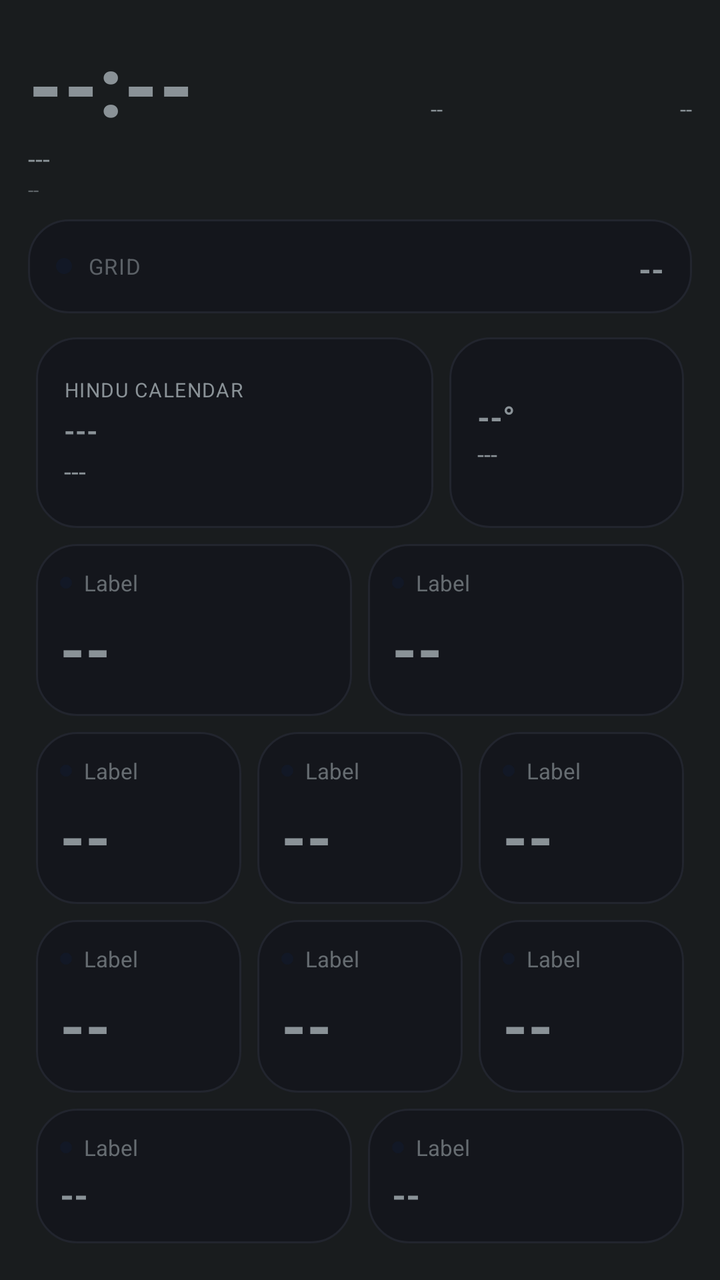
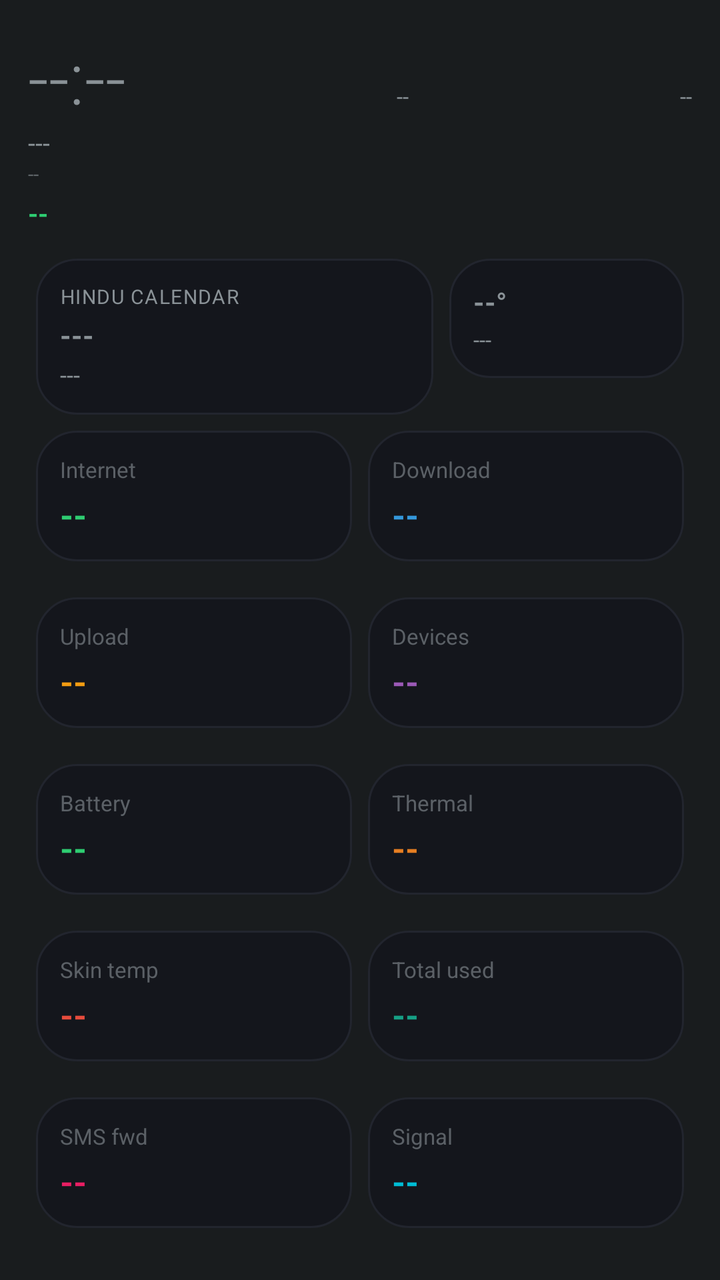

An Android layout rendered at two revisions. The XML below is the earlier revision; the diff shows what the commit changed to produce the second picture.
<!-- AndroidManifest.xml: application theme android:Theme.DeviceDefault.NoActionBar -->
<!-- res/layout/aod_layout_oneplus_grid.xml -->
<?xml version="1.0" encoding="utf-8"?>
<LinearLayout xmlns:android="http://schemas.android.com/apk/res/android"
    android:id="@+id/bg_root"
    android:layout_width="match_parent"
    android:layout_height="match_parent"
    android:orientation="vertical"
    android:padding="14dp">

    <LinearLayout
        android:layout_width="match_parent"
        android:layout_height="wrap_content"
        android:orientation="horizontal">

        <TextView
            android:id="@+id/clock"
            android:layout_width="wrap_content"
            android:layout_height="wrap_content"
            android:textSize="42sp"
            android:textStyle="bold"
            android:fontFamily="sans-serif-medium"
            android:text="--:--" />

        <TextView
            android:id="@+id/net_type_badge"
            android:layout_width="0dp"
            android:layout_height="wrap_content"
            android:layout_weight="1"
            android:layout_gravity="top"
            android:gravity="end"
            android:textSize="11sp"
            android:text="--" />

        <TextView
            android:id="@+id/akd_badge"
            android:layout_width="0dp"
            android:layout_height="wrap_content"
            android:layout_weight="1"
            android:layout_gravity="top"
            android:gravity="end"
            android:textSize="11sp"
            android:text="--" />
    </LinearLayout>

    <TextView
        android:id="@+id/date"
        android:layout_width="wrap_content"
        android:layout_height="wrap_content"
        android:textSize="13sp"
        android:text="---" />

    <TextView
        android:id="@+id/perf_badge"
        android:layout_width="wrap_content"
        android:layout_height="wrap_content"
        android:textSize="10sp"
        android:alpha="0.6"
        android:text="--" />

    <TextView
        android:id="@+id/muhurat_badge"
        android:layout_width="wrap_content"
        android:layout_height="wrap_content"
        android:textSize="11sp"
        android:textStyle="bold"
        android:visibility="gone"
        android:text="--" />

    <LinearLayout
        android:layout_width="match_parent"
        android:layout_height="wrap_content"
        android:background="@drawable/bg_card"
        android:orientation="horizontal"
        android:gravity="center_vertical"
        android:layout_marginTop="8dp"
        android:padding="14dp">

        <View
            android:layout_width="8dp"
            android:layout_height="8dp"
            android:layout_marginEnd="8dp"
            android:background="@drawable/aod_circle_bg" />

        <TextView
            android:layout_width="wrap_content"
            android:layout_height="wrap_content"
            android:textSize="11sp"
            android:textAllCaps="true"
            android:alpha="0.6"
            android:letterSpacing="0.05"
            android:text="Grid" />

        <TextView
            android:id="@+id/health_badge"
            android:layout_width="0dp"
            android:layout_height="wrap_content"
            android:layout_weight="1"
            android:layout_marginStart="10dp"
            android:gravity="end"
            android:textAllCaps="true"
            android:textStyle="bold"
            android:maxLines="1"
            android:autoSizeTextType="uniform"
            android:autoSizeMinTextSize="16sp"
            android:autoSizeMaxTextSize="34sp"
            android:text="--" />
    </LinearLayout>

    <LinearLayout
        android:layout_width="match_parent"
        android:layout_height="0dp"
        android:layout_weight="1.1"
        android:orientation="horizontal"
        android:layout_marginTop="8dp">

        <LinearLayout
            android:id="@+id/panchang_card"
            android:layout_width="0dp"
            android:layout_height="match_parent"
            android:layout_weight="1.7"
            android:layout_margin="4dp"
            android:background="@drawable/bg_card"
            android:orientation="vertical"
            android:gravity="center_vertical"
            android:padding="14dp">

            <TextView
                android:id="@+id/panchang_header"
                android:layout_width="wrap_content"
                android:layout_height="wrap_content"
                android:textSize="10sp"
                android:textAllCaps="true"
                android:letterSpacing="0.05"
                android:text="Hindu calendar" />

            <TextView
                android:id="@+id/panchang_tithi"
                android:layout_width="match_parent"
                android:layout_height="wrap_content"
                android:layout_marginTop="4dp"
                android:textStyle="bold"
                android:maxLines="1"
                android:autoSizeTextType="uniform"
                android:autoSizeMinTextSize="14sp"
                android:autoSizeMaxTextSize="22sp"
                android:text="---" />

            <TextView
                android:id="@+id/panchang_nakshatra"
                android:layout_width="match_parent"
                android:layout_height="wrap_content"
                android:layout_marginTop="2dp"
                android:textSize="13sp"
                android:maxLines="1"
                android:ellipsize="end"
                android:text="---" />
        </LinearLayout>

        <LinearLayout
            android:id="@+id/weather_card"
            android:layout_width="0dp"
            android:layout_height="match_parent"
            android:layout_weight="1"
            android:layout_margin="4dp"
            android:background="@drawable/bg_card"
            android:orientation="vertical"
            android:gravity="center_vertical"
            android:padding="14dp">

            <TextView
                android:id="@+id/weather_temp"
                android:layout_width="match_parent"
                android:layout_height="wrap_content"
                android:textStyle="bold"
                android:maxLines="1"
                android:autoSizeTextType="uniform"
                android:autoSizeMinTextSize="16sp"
                android:autoSizeMaxTextSize="28sp"
                android:text="--°" />

            <TextView
                android:id="@+id/weather_condition"
                android:layout_width="match_parent"
                android:layout_height="wrap_content"
                android:layout_marginTop="2dp"
                android:textSize="12sp"
                android:maxLines="2"
                android:text="---" />
        </LinearLayout>
    </LinearLayout>

    <LinearLayout
        android:layout_width="match_parent"
        android:layout_height="0dp"
        android:layout_weight="1"
        android:orientation="horizontal">
        <include layout="@layout/aod_card_bold" android:id="@+id/row0" />
        <include layout="@layout/aod_card_bold" android:id="@+id/row4" />
    </LinearLayout>

    <LinearLayout
        android:layout_width="match_parent"
        android:layout_height="0dp"
        android:layout_weight="1"
        android:orientation="horizontal">
        <include layout="@layout/aod_card_bold" android:id="@+id/row2" />
        <include layout="@layout/aod_card_bold" android:id="@+id/row9" />
        <include layout="@layout/aod_card_bold" android:id="@+id/row8" />
    </LinearLayout>

    <LinearLayout
        android:layout_width="match_parent"
        android:layout_height="0dp"
        android:layout_weight="1"
        android:orientation="horizontal">
        <include layout="@layout/aod_card_bold" android:id="@+id/row1" />
        <include layout="@layout/aod_card_bold" android:id="@+id/row5" />
        <include layout="@layout/aod_card_bold" android:id="@+id/row6" />
    </LinearLayout>

    <LinearLayout
        android:layout_width="match_parent"
        android:layout_height="0dp"
        android:layout_weight="0.8"
        android:orientation="horizontal">
        <include layout="@layout/aod_card_bold" android:id="@+id/row3"
            android:layout_width="0dp" android:layout_weight="2.2" />
        <include layout="@layout/aod_card_bold" android:id="@+id/row7" />
    </LinearLayout>

</LinearLayout>
<!-- res/layout/aod_card_bold.xml (included above) -->
<?xml version="1.0" encoding="utf-8"?>
<LinearLayout xmlns:android="http://schemas.android.com/apk/res/android"
    android:layout_width="0dp"
    android:layout_height="match_parent"
    android:layout_weight="1"
    android:layout_margin="4dp"
    android:background="@drawable/bg_card"
    android:orientation="vertical"
    android:gravity="center_vertical"
    android:padding="12dp">

    <LinearLayout
        android:layout_width="wrap_content"
        android:layout_height="wrap_content"
        android:orientation="horizontal"
        android:gravity="center_vertical">

        <View
            android:id="@+id/accent_dot"
            android:layout_width="6dp"
            android:layout_height="6dp"
            android:layout_marginEnd="6dp"
            android:background="@drawable/aod_circle_bg" />

        <TextView
            android:id="@+id/stat_label"
            android:layout_width="wrap_content"
            android:layout_height="wrap_content"
            android:textSize="11sp"
            android:alpha="0.7"
            android:text="Label" />
    </LinearLayout>

    <TextView
        android:id="@+id/stat_value"
        android:layout_width="match_parent"
        android:layout_height="0dp"
        android:layout_weight="1"
        android:layout_marginTop="4dp"
        android:gravity="center_vertical"
        android:textStyle="bold"
        android:maxLines="1"
        android:autoSizeTextType="uniform"
        android:autoSizeMinTextSize="14sp"
        android:autoSizeMaxTextSize="70sp"
        android:autoSizeStepGranularity="1sp"
        android:text="--" />

</LinearLayout>
<!-- resources referenced by this layout -->
<resources>
  <!-- drawable aod_circle_bg (drawable) -->
  <?xml version="1.0" encoding="utf-8"?>
  <shape xmlns:android="http://schemas.android.com/apk/res/android"
      android:shape="oval">
      <solid android:color="#121826" />
  </shape>
  <!-- drawable bg_card (drawable) -->
  <?xml version="1.0" encoding="utf-8"?>
  <shape xmlns:android="http://schemas.android.com/apk/res/android">
      <solid android:color="#14161C" />
      <corners android:radius="20dp" />
      <stroke android:width="1dp" android:color="#22252E" />
  </shape>
</resources>

<!-- the commit's change to res/layout/aod_layout_oneplus_grid.xml (unified diff, before → after) -->
@@ -10,271 +10,91 @@
         android:layout_width="match_parent"
         android:layout_height="wrap_content"
         android:orientation="horizontal">
+        <TextView android:id="@+id/clock" android:layout_width="wrap_content" android:layout_height="wrap_content"
+            android:textSize="36sp" android:fontFamily="sans-serif-light" android:text="--:--" />
+        <TextView android:id="@+id/net_type_badge" android:layout_width="0dp" android:layout_height="wrap_content" android:layout_weight="1"
+            android:layout_gravity="top" android:gravity="end" android:textSize="11sp" android:text="--" />
+        <TextView android:id="@+id/akd_badge" android:layout_width="0dp" android:layout_height="wrap_content" android:layout_weight="1"
+            android:layout_gravity="top" android:gravity="end" android:textSize="11sp" android:text="--" />
+    </LinearLayout>
+    <TextView android:id="@+id/date" android:layout_width="wrap_content" android:layout_height="wrap_content" android:textSize="13sp" android:text="---" />
+    <TextView android:id="@+id/perf_badge" android:layout_width="wrap_content" android:layout_height="wrap_content" android:textSize="10sp" android:alpha="0.6" android:text="--" />
+    <TextView android:id="@+id/health_badge" android:layout_width="wrap_content" android:layout_height="wrap_content" android:layout_marginTop="4dp"
+        android:textAllCaps="true" android:textStyle="bold" android:textSize="13sp" android:textColor="#2ecc71" android:text="--" />
+    <TextView android:id="@+id/muhurat_badge" android:layout_width="wrap_content" android:layout_height="wrap_content" android:textSize="11sp" android:textStyle="bold" android:visibility="gone" android:text="--" />
 
-        <TextView
-            android:id="@+id/clock"
-            android:layout_width="wrap_content"
-            android:layout_height="wrap_content"
-            android:textSize="42sp"
-            android:textStyle="bold"
-            android:fontFamily="sans-serif-medium"
-            android:text="--:--" />
-
-        <TextView
-            android:id="@+id/net_type_badge"
-            android:layout_width="0dp"
-            android:layout_height="wrap_content"
-            android:layout_weight="1"
-            android:layout_gravity="top"
-            android:gravity="end"
-            android:textSize="11sp"
-            android:text="--" />
-
-        <TextView
-            android:id="@+id/akd_badge"
-            android:layout_width="0dp"
-            android:layout_height="wrap_content"
-            android:layout_weight="1"
-            android:layout_gravity="top"
-            android:gravity="end"
-            android:textSize="11sp"
-            android:text="--" />
+    <LinearLayout android:layout_width="match_parent" android:layout_height="wrap_content" android:orientation="horizontal" android:layout_marginTop="10dp">
+        <LinearLayout android:id="@+id/panchang_card" android:layout_width="0dp" android:layout_height="wrap_content" android:layout_weight="1.7" android:layout_margin="4dp"
+            android:background="@drawable/bg_card" android:orientation="vertical" android:gravity="center_vertical" android:padding="12dp">
+            <TextView android:id="@+id/panchang_header" android:layout_width="wrap_content" android:layout_height="wrap_content" android:textSize="10sp" android:textAllCaps="true" android:letterSpacing="0.05" android:text="Hindu calendar" />
+            <TextView android:id="@+id/panchang_tithi" android:layout_width="match_parent" android:layout_height="wrap_content" android:layout_marginTop="3dp" android:textStyle="bold" android:maxLines="1" android:autoSizeTextType="uniform" android:autoSizeMinTextSize="13sp" android:autoSizeMaxTextSize="18sp" android:text="---" />
+            <TextView android:id="@+id/panchang_nakshatra" android:layout_width="match_parent" android:layout_height="wrap_content" android:layout_marginTop="2dp" android:textSize="12sp" android:maxLines="1" android:ellipsize="end" android:text="---" />
+        </LinearLayout>
+        <LinearLayout android:id="@+id/weather_card" android:layout_width="0dp" android:layout_height="wrap_content" android:layout_weight="1" android:layout_margin="4dp"
+            android:background="@drawable/bg_card" android:orientation="vertical" android:gravity="center_vertical" android:padding="12dp">
+            <TextView android:id="@+id/weather_temp" android:layout_width="match_parent" android:layout_height="wrap_content" android:textStyle="bold" android:maxLines="1" android:autoSizeTextType="uniform" android:autoSizeMinTextSize="14sp" android:autoSizeMaxTextSize="20sp" android:text="--°" />
+            <TextView android:id="@+id/weather_condition" android:layout_width="match_parent" android:layout_height="wrap_content" android:layout_marginTop="2dp" android:textSize="11sp" android:maxLines="2" android:text="---" />
+        </LinearLayout>
     </LinearLayout>
-
-    <TextView
-        android:id="@+id/date"
-        android:layout_width="wrap_content"
-        android:layout_height="wrap_content"
-        android:textSize="13sp"
-        android:text="---" />
-
-    <TextView
-        android:id="@+id/perf_badge"
-        android:layout_width="wrap_content"
-        android:layout_height="wrap_content"
-        android:textSize="10sp"
-        android:alpha="0.6"
-        android:text="--" />
-
-    <TextView
-        android:id="@+id/muhurat_badge"
-        android:layout_width="wrap_content"
-        android:layout_height="wrap_content"
-        android:textSize="11sp"
-        android:textStyle="bold"
-        android:visibility="gone"
-        android:text="--" />
-
-    <LinearLayout
-        android:layout_width="match_parent"
-        android:layout_height="wrap_content"
-        android:background="@drawable/bg_card"
-        android:orientation="horizontal"
-        android:gravity="center_vertical"
-        android:layout_marginTop="8dp"
-        android:padding="14dp">
-
-        <View
-            android:layout_width="8dp"
-            android:layout_height="8dp"
-            android:layout_marginEnd="8dp"
-            android:background="@drawable/aod_circle_bg" />
-
-        <TextView
-            android:layout_width="wrap_content"
-            android:layout_height="wrap_content"
-            android:textSize="11sp"
-            android:textAllCaps="true"
-            android:alpha="0.6"
-            android:letterSpacing="0.05"
-            android:text="Grid" />
-
-        <TextView
-            android:id="@+id/health_badge"
-            android:layout_width="0dp"
-            android:layout_height="wrap_content"
-            android:layout_weight="1"
-            android:layout_marginStart="10dp"
-            android:gravity="end"
-            android:textAllCaps="true"
-            android:textStyle="bold"
-            android:maxLines="1"
-            android:autoSizeTextType="uniform"
-            android:autoSizeMinTextSize="16sp"
-            android:autoSizeMaxTextSize="34sp"
-            android:text="--" />
+    <LinearLayout android:layout_width="match_parent" android:layout_height="wrap_content" android:orientation="horizontal" android:layout_marginBottom="10dp">
+        <LinearLayout android:id="@+id/row8" android:layout_width="0dp" android:layout_weight="1" android:layout_height="wrap_content" android:layout_margin="4dp"
+            android:background="@drawable/bg_card" android:orientation="vertical" android:padding="12dp">
+            <TextView android:id="@+id/stat_label" android:layout_width="wrap_content" android:layout_height="wrap_content" android:textSize="11sp" android:alpha="0.6" android:text="Internet" />
+            <TextView android:id="@+id/stat_value" android:layout_width="wrap_content" android:layout_height="wrap_content" android:layout_marginTop="4dp" android:textStyle="bold" android:textSize="17sp" android:textColor="#2ecc71" android:text="--" />
+        </LinearLayout>
+        <LinearLayout android:id="@+id/row0" android:layout_width="0dp" android:layout_weight="1" android:layout_height="wrap_content" android:layout_margin="4dp"
+            android:background="@drawable/bg_card" android:orientation="vertical" android:padding="12dp">
+            <TextView android:id="@+id/stat_label" android:layout_width="wrap_content" android:layout_height="wrap_content" android:textSize="11sp" android:alpha="0.6" android:text="Download" />
+            <TextView android:id="@+id/stat_value" android:layout_width="wrap_content" android:layout_height="wrap_content" android:layout_marginTop="4dp" android:textStyle="bold" android:textSize="17sp" android:textColor="#3498db" android:text="--" />
+        </LinearLayout>
     </LinearLayout>
-
-    <LinearLayout
-        android:layout_width="match_parent"
-        android:layout_height="0dp"
-        android:layout_weight="1.1"
-        android:orientation="horizontal"
-        android:layout_marginTop="8dp">
-
-        <LinearLayout
-            android:id="@+id/panchang_card"
-            android:layout_width="0dp"
-            android:layout_height="match_parent"
-            android:layout_weight="1.7"
-            android:layout_margin="4dp"
-            android:background="@drawable/bg_card"
-            android:orientation="vertical"
-            android:gravity="center_vertical"
-            android:padding="14dp">
-
-            <TextView
-                android:id="@+id/panchang_header"
-                android:layout_width="wrap_content"
-                android:layout_height="wrap_content"
-                android:textSize="10sp"
-                android:textAllCaps="true"
-                android:letterSpacing="0.05"
-                android:text="Hindu calendar" />
-
-            <TextView
-                android:id="@+id/panchang_tithi"
-                android:layout_width="match_parent"
-                android:layout_height="wrap_content"
-                android:layout_marginTop="4dp"
-                android:textStyle="bold"
-                android:maxLines="1"
-                android:autoSizeTextType="uniform"
-                android:autoSizeMinTextSize="14sp"
-                android:autoSizeMaxTextSize="22sp"
-                android:text="---" />
-
-            <TextView
-                android:id="@+id/panchang_nakshatra"
-                android:layout_width="match_parent"
-                android:layout_height="wrap_content"
-                android:layout_marginTop="2dp"
-                android:textSize="13sp"
-                android:maxLines="1"
-                android:ellipsize="end"
-                android:text="---" />
+    <LinearLayout android:layout_width="match_parent" android:layout_height="wrap_content" android:orientation="horizontal" android:layout_marginBottom="10dp">
+        <LinearLayout android:id="@+id/row1" android:layout_width="0dp" android:layout_weight="1" android:layout_height="wrap_content" android:layout_margin="4dp"
+            android:background="@drawable/bg_card" android:orientation="vertical" android:padding="12dp">
+            <TextView android:id="@+id/stat_label" android:layout_width="wrap_content" android:layout_height="wrap_content" android:textSize="11sp" android:alpha="0.6" android:text="Upload" />
+            <TextView android:id="@+id/stat_value" android:layout_width="wrap_content" android:layout_height="wrap_content" android:layout_marginTop="4dp" android:textStyle="bold" android:textSize="17sp" android:textColor="#f39c12" android:text="--" />
         </LinearLayout>
-
-        <LinearLayout
-            android:id="@+id/weather_card"
-            android:layout_width="0dp"
-            android:layout_height="match_parent"
-            android:layout_weight="1"
-            android:layout_margin="4dp"
-            android:background="@drawable/bg_card"
-            android:orientation="vertical"
-            android:gravity="center_vertical"
-            android:padding="14dp">
-
-            <TextView
-                android:id="@+id/weather_temp"
-                android:layout_width="match_parent"
-                android:layout_height="wrap_content"
-                android:textStyle="bold"
-                android:maxLines="1"
-                android:autoSizeTextType="uniform"
-                android:autoSizeMinTextSize="16sp"
-                android:autoSizeMaxTextSize="28sp"
-                android:text="--°" />
-
-            <TextView
-                android:id="@+id/weather_condition"
-                android:layout_width="match_parent"
-                android:layout_height="wrap_content"
-                android:layout_marginTop="2dp"
-                android:textSize="12sp"
-                android:maxLines="2"
-                android:text="---" />
+        <LinearLayout android:id="@+id/row2" android:layout_width="0dp" android:layout_weight="1" android:layout_height="wrap_content" android:layout_margin="4dp"
+            android:background="@drawable/bg_card" android:orientation="vertical" android:padding="12dp">
+            <TextView android:id="@+id/stat_label" android:layout_width="wrap_content" android:layout_height="wrap_content" android:textSize="11sp" android:alpha="0.6" android:text="Devices" />
+            <TextView android:id="@+id/stat_value" android:layout_width="wrap_content" android:layout_height="wrap_content" android:layout_marginTop="4dp" android:textStyle="bold" android:textSize="17sp" android:textColor="#9b59b6" android:text="--" />
+        </LinearLayout>
+    </LinearLayout>
+    <LinearLayout android:layout_width="match_parent" android:layout_height="wrap_content" android:orientation="horizontal" android:layout_marginBottom="10dp">
+        <LinearLayout android:id="@+id/row4" android:layout_width="0dp" android:layout_weight="1" android:layout_height="wrap_content" android:layout_margin="4dp"
+            android:background="@drawable/bg_card" android:orientation="vertical" android:padding="12dp">
+            <TextView android:id="@+id/stat_label" android:layout_width="wrap_content" android:layout_height="wrap_content" android:textSize="11sp" android:alpha="0.6" android:text="Battery" />
+            <TextView android:id="@+id/stat_value" android:layout_width="wrap_content" android:layout_height="wrap_content" android:layout_marginTop="4dp" android:textStyle="bold" android:textSize="17sp" android:textColor="#2ecc71" android:text="--" />
+        </LinearLayout>
+        <LinearLayout android:id="@+id/row5" android:layout_width="0dp" android:layout_weight="1" android:layout_height="wrap_content" android:layout_margin="4dp"
+            android:background="@drawable/bg_card" android:orientation="vertical" android:padding="12dp">
+            <TextView android:id="@+id/stat_label" android:layout_width="wrap_content" android:layout_height="wrap_content" android:textSize="11sp" android:alpha="0.6" android:text="Thermal" />
+            <TextView android:id="@+id/stat_value" android:layout_width="wrap_content" android:layout_height="wrap_content" android:layout_marginTop="4dp" android:textStyle="bold" android:textSize="17sp" android:textColor="#e67e22" android:text="--" />
+        </LinearLayout>
+    </LinearLayout>
+    <LinearLayout android:layout_width="match_parent" android:layout_height="wrap_content" android:orientation="horizontal" android:layout_marginBottom="10dp">
+        <LinearLayout android:id="@+id/row6" android:layout_width="0dp" android:layout_weight="1" android:layout_height="wrap_content" android:layout_margin="4dp"
+            android:background="@drawable/bg_card" android:orientation="vertical" android:padding="12dp">
+            <TextView android:id="@+id/stat_label" android:layout_width="wrap_content" android:layout_height="wrap_content" android:textSize="11sp" android:alpha="0.6" android:text="Skin temp" />
+            <TextView android:id="@+id/stat_value" android:layout_width="wrap_content" android:layout_height="wrap_content" android:layout_marginTop="4dp" android:textStyle="bold" android:textSize="17sp" android:textColor="#e74c3c" android:text="--" />
+        </LinearLayout>
+        <LinearLayout android:id="@+id/row3" android:layout_width="0dp" android:layout_weight="1" android:layout_height="wrap_content" android:layout_margin="4dp"
+            android:background="@drawable/bg_card" android:orientation="vertical" android:padding="12dp">
+            <TextView android:id="@+id/stat_label" android:layout_width="wrap_content" android:layout_height="wrap_content" android:textSize="11sp" android:alpha="0.6" android:text="Total used" />
+            <TextView android:id="@+id/stat_value" android:layout_width="wrap_content" android:layout_height="wrap_content" android:layout_marginTop="4dp" android:textStyle="bold" android:textSize="17sp" android:textColor="#16a085" android:text="--" />
+        </LinearLayout>
+    </LinearLayout>
+    <LinearLayout android:layout_width="match_parent" android:layout_height="wrap_content" android:orientation="horizontal">
+        <LinearLayout android:id="@+id/row7" android:layout_width="0dp" android:layout_weight="1" android:layout_height="wrap_content" android:layout_margin="4dp"
+            android:background="@drawable/bg_card" android:orientation="vertical" android:padding="12dp">
+            <TextView android:id="@+id/stat_label" android:layout_width="wrap_content" android:layout_height="wrap_content" android:textSize="11sp" android:alpha="0.6" android:text="SMS fwd" />
+            <TextView android:id="@+id/stat_value" android:layout_width="wrap_content" android:layout_height="wrap_content" android:layout_marginTop="4dp" android:textStyle="bold" android:textSize="17sp" android:textColor="#e91e63" android:text="--" />
+        </LinearLayout>
+        <LinearLayout android:id="@+id/row9" android:layout_width="0dp" android:layout_weight="1" android:layout_height="wrap_content" android:layout_margin="4dp"
+            android:background="@drawable/bg_card" android:orientation="vertical" android:padding="12dp">
+            <TextView android:id="@+id/stat_label" android:layout_width="wrap_content" android:layout_height="wrap_content" android:textSize="11sp" android:alpha="0.6" android:text="Signal" />
+            <TextView android:id="@+id/stat_value" android:layout_width="wrap_content" android:layout_height="wrap_content" android:layout_marginTop="4dp" android:textStyle="bold" android:textSize="17sp" android:textColor="#00bcd4" android:text="--" />
         </LinearLayout>
     </LinearLayout>
 
-    <LinearLayout
-        android:layout_width="match_parent"
-        android:layout_height="0dp"
-        android:layout_weight="1"
-        android:orientation="horizontal">
-        <include layout="@layout/aod_card_bold" android:id="@+id/row0" />
-        <include layout="@layout/aod_card_bold" android:id="@+id/row4" />
-    </LinearLayout>
-
-    <LinearLayout
-        android:layout_width="match_parent"
-        android:layout_height="0dp"
-        android:layout_weight="1"
-        android:orientation="horizontal">
-        <include layout="@layout/aod_card_bold" android:id="@+id/row2" />
-        <include layout="@layout/aod_card_bold" android:id="@+id/row9" />
-        <include layout="@layout/aod_card_bold" android:id="@+id/row8" />
-    </LinearLayout>
-
-    <LinearLayout
-        android:layout_width="match_parent"
-        android:layout_height="0dp"
-        android:layout_weight="1"
-        android:orientation="horizontal">
-        <include layout="@layout/aod_card_bold" android:id="@+id/row1" />
-        <include layout="@layout/aod_card_bold" android:id="@+id/row5" />
-        <include layout="@layout/aod_card_bold" android:id="@+id/row6" />
-    </LinearLayout>
-
-    <LinearLayout
-        android:layout_width="match_parent"
-        android:layout_height="0dp"
-        android:layout_weight="0.8"
-        android:orientation="horizontal">
-        <include layout="@layout/aod_card_bold" android:id="@+id/row3"
-            android:layout_width="0dp" android:layout_weight="2.2" />
-        <include layout="@layout/aod_card_bold" android:id="@+id/row7" />
-    </LinearLayout>
-
 </LinearLayout>
-<!-- res/layout/aod_card_bold.xml (included above) -->
-<?xml version="1.0" encoding="utf-8"?>
-<LinearLayout xmlns:android="http://schemas.android.com/apk/res/android"
-    android:layout_width="0dp"
-    android:layout_height="match_parent"
-    android:layout_weight="1"
-    android:layout_margin="4dp"
-    android:background="@drawable/bg_card"
-    android:orientation="vertical"
-    android:gravity="center_vertical"
-    android:padding="12dp">
-
-    <LinearLayout
-        android:layout_width="wrap_content"
-        android:layout_height="wrap_content"
-        android:orientation="horizontal"
-        android:gravity="center_vertical">
-
-        <View
-            android:id="@+id/accent_dot"
-            android:layout_width="6dp"
-            android:layout_height="6dp"
-            android:layout_marginEnd="6dp"
-            android:background="@drawable/aod_circle_bg" />
-
-        <TextView
-            android:id="@+id/stat_label"
-            android:layout_width="wrap_content"
-            android:layout_height="wrap_content"
-            android:textSize="11sp"
-            android:alpha="0.7"
-            android:text="Label" />
-    </LinearLayout>
-
-    <TextView
-        android:id="@+id/stat_value"
-        android:layout_width="match_parent"
-        android:layout_height="0dp"
-        android:layout_weight="1"
-        android:layout_marginTop="4dp"
-        android:gravity="center_vertical"
-        android:textStyle="bold"
-        android:maxLines="1"
-        android:autoSizeTextType="uniform"
-        android:autoSizeMinTextSize="14sp"
-        android:autoSizeMaxTextSize="70sp"
-        android:autoSizeStepGranularity="1sp"
-        android:text="--" />
-
-</LinearLayout>
<!-- resource entries referenced after the edit -->
@@ -1,11 +1,5 @@
 <!-- resources referenced by this layout -->
 <resources>
-  <!-- drawable aod_circle_bg (drawable) -->
-  <?xml version="1.0" encoding="utf-8"?>
-  <shape xmlns:android="http://schemas.android.com/apk/res/android"
-      android:shape="oval">
-      <solid android:color="#121826" />
-  </shape>
   <!-- drawable bg_card (drawable) -->
   <?xml version="1.0" encoding="utf-8"?>
   <shape xmlns:android="http://schemas.android.com/apk/res/android">
